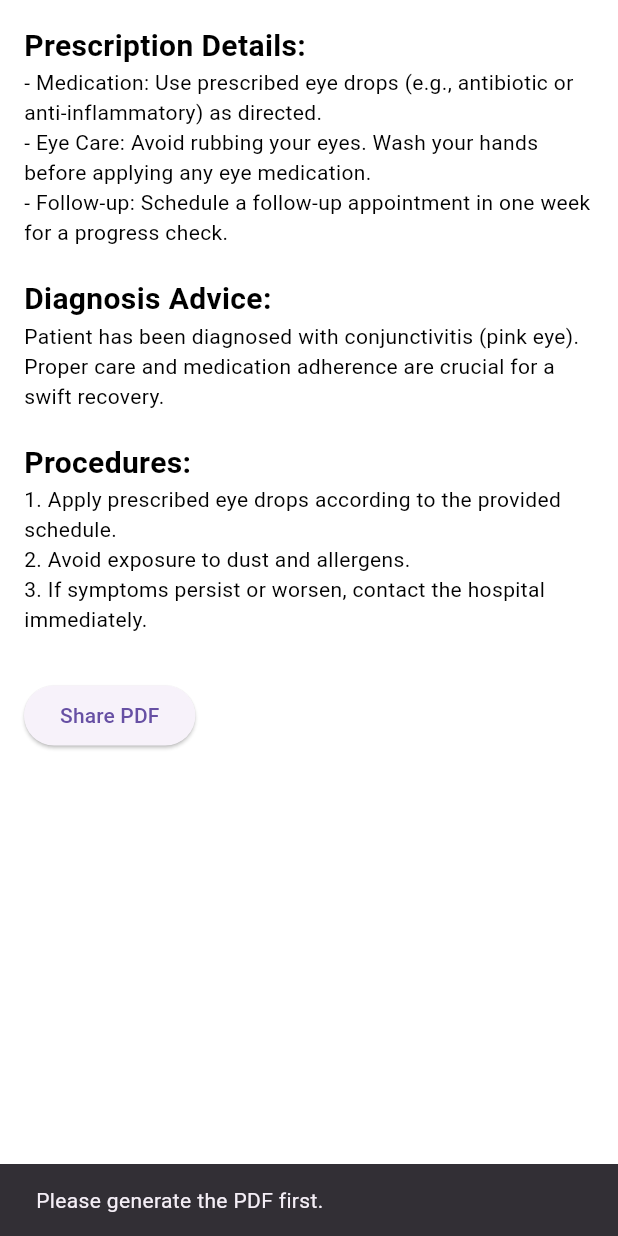
After one commit to iamhariharanvj/nethrakshana, a Flutter app: the PrescriptionScreen screen opened directly, after a tap on "Share PDF", on a phone screen of 412 x 824 dp. The commit adds this screen. Run offline on Flutter 3.47's test engine with Material 3 defaults, Android fonts, the phone set to English and light mode, and no system bars; our stand-ins replace carousel_slider, dots_indicator, easy_splash_screen, flutter_html, share, shared_preferences and 1 more; missing offline and left inert: upi_india; accounts and stored records are empty; generated files the repository leaves out were written again; network calls fail; Roboto replaces fonts that are missing (Montserrat).

Commit message:
20-01-24

```diff
--- a/lib/screens/book_appointment_screen.dart
+++ b/lib/screens/book_appointment_screen.dart
@@ -81,7 +81,7 @@ class _BookAppointmentScreenState extends State<BookAppointmentScreen> {
 
   Future<void> _selectLocation(BuildContext context) async {
     // Fetch the list of locations from the server
-    final String serverUrl = 'http://10.0.2.2:5000/locations';
+    final String serverUrl = 'https://nethrakshana.onrender.com/locations';
 
     try {
       final response = await http.get(Uri.parse(serverUrl));
@@ -123,7 +123,7 @@ class _BookAppointmentScreenState extends State<BookAppointmentScreen> {
   }
 
   Future<void> _bookAppointment() async {
-    final String serverUrl = 'http://10.0.2.2:5000/book-appointment';
+    final String serverUrl = 'https://nethrakshana.onrender.com/book-appointment';
 
     SharedPreferences prefs = await SharedPreferences.getInstance();
     String userUIN = prefs.getString('UIN') ?? '';
--- /dev/null
+++ b/lib/screens/eye_condition_screen.dart
@@ -0,0 +1,91 @@
+import 'package:flutter/material.dart';
+import 'package:flutter_html/flutter_html.dart';
+import 'package:youtube_player_flutter/youtube_player_flutter.dart';
+
+class EyeBlogScreen extends StatelessWidget {
+  @override
+  Widget build(BuildContext context) {
+    return Scaffold(
+      appBar: AppBar(
+        title: Text('CommonEyeConditions'),
+      ),
+      body: SingleChildScrollView(
+        padding: EdgeInsets.all(16.0),
+        child: EyeBlogContent(),
+      ),
+    );
+  }
+}
+
+class EyeBlogContent extends StatelessWidget {
+  @override
+  Widget build(BuildContext context) {
+    return Column(
+      crossAxisAlignment: CrossAxisAlignment.stretch,
+      children: [
+        Text(
+          'Common Eye Conditions',
+          style: TextStyle(fontSize: 24, fontWeight: FontWeight.bold),
+        ),
+        SizedBox(height: 10),
+        Html(
+          data: """
+            <p>Welcome to our mobile blog on ophthalmology! Ophthalmology is the branch of medicine that deals with the anatomy, physiology, and diseases of the eye. It is a fascinating field that plays a crucial role in maintaining our vision and eye health.</p>
+
+            <img src="https://media.sciencephoto.com/image/c0314635/800wm/C0314635-Ophthalmology.jpg" alt="Ophthalmology Image" width="100%">
+
+            <p>Watch the video below for a brief overview of ophthalmology:</p>
+
+            <div style="width: 100%; height: 200px;">
+
+            </div>
+
+            <p>Understanding the structure of the eye, common eye conditions, and the importance of regular eye examinations is essential for maintaining good eye health. Ophthalmologists are specialized doctors who diagnose and treat a wide range of eye-related issues.</p>
+
+            <p>Explore the various aspects of ophthalmology through our blog posts and stay informed about the latest advancements in eye care.</p>
+          """,
+        ),
+        SizedBox(height: 20),
+        Text(
+          'Common Eye Conditions',
+          style: TextStyle(fontSize: 20, fontWeight: FontWeight.bold),
+        ),
+        SizedBox(height: 10),
+        Html(
+          data: """
+            <p>1. **Myopia (Nearsightedness):** A common condition where distant objects appear blurry. It can be corrected with eyeglasses, contact lenses, or refractive surgery.</p>
+
+            <p>2. **Hyperopia (Farsightedness):** Difficulty seeing close objects clearly. Corrected with eyeglasses or contact lenses.</p>
+
+            <p>3. **Astigmatism:** Blurred or distorted vision due to an irregular shape of the cornea or lens. Corrected with eyeglasses, contact lenses, or surgery.</p>
+
+            <p>4. **Presbyopia:** Age-related loss of near vision, usually occurring after the age of 40. Reading glasses or multifocal lenses are common solutions.</p>
+
+            <p>5. **Cataracts:** Clouding of the eye's lens, leading to vision impairment. Surgical removal of the cataract and replacement with an artificial lens is a common treatment.</p>
+
+            <p>6. **Glaucoma:** Increased pressure within the eye, damaging the optic nerve and leading to vision loss. Treatment may include eye drops, medications, or surgery.</p>
+
+            <p>7. **Macular Degeneration:** Degeneration of the macula, affecting central vision. There is no cure, but treatments can slow its progression.</p>
+
+            <p>8. **Conjunctivitis (Pink Eye):** Inflammation of the conjunctiva, causing redness and discomfort. Treatment depends on the cause, including antibiotics for bacterial infections.</p>
+
+            <p>9. **Dry Eye Syndrome:** Insufficient tear production or poor-quality tears, causing dryness and discomfort. Artificial tears, medications, or punctal plugs may be recommended.</p>
+
+            <p>10. **Diabetic Retinopathy:** Damage to the blood vessels of the retina due to diabetes. Monitoring and managing blood sugar levels are crucial, and treatment may involve laser therapy or surgery.</p>
+          """,
+        ),
+        SizedBox(height: 20),
+        YoutubePlayer(
+          controller: YoutubePlayerController(
+            initialVideoId: 'Aq3bCNGz_2E',
+            flags: YoutubePlayerFlags(
+              autoPlay: false,
+              mute: false,
+            ),
+          ),
+          showVideoProgressIndicator: true,
+        ),
+      ],
+    );
+  }
+}
--- a/lib/screens/profile_screen.dart
+++ b/lib/screens/profile_screen.dart
@@ -23,7 +23,7 @@ class _UserProfileScreenState extends State<UserProfileScreen> {
       SharedPreferences prefs = await SharedPreferences.getInstance();
       String uin = prefs.getString('UIN') ?? '';
 
-      final response = await http.get(Uri.parse('http://10.0.2.2:5000/user-details/$uin'));
+      final response = await http.get(Uri.parse('https://nethrakshana.onrender.com/user-details/$uin'));
 
       if (response.statusCode == 200) {
         print(response.body);
@@ -41,12 +41,11 @@ class _UserProfileScreenState extends State<UserProfileScreen> {
     }
   }
 
+
+
   @override
   Widget build(BuildContext context) {
     return Scaffold(
-      appBar: AppBar(
-        title: Text('Profile'),
-      ),
       body: userDetails.isEmpty
           ? Center(child: CircularProgressIndicator())
           : Padding(
@@ -84,16 +83,3 @@ class _UserProfileScreenState extends State<UserProfileScreen> {
     );
   }
 }
-
-void main() {
-  runApp(MyApp());
-}
-
-class MyApp extends StatelessWidget {
-  @override
-  Widget build(BuildContext context) {
-    return MaterialApp(
-      home: UserProfileScreen(),
-    );
-  }
-}
--- /dev/null
+++ b/lib/screens/reports_screen.dart
@@ -0,0 +1,119 @@
+import 'package:flutter/material.dart';
+import 'package:pdf/widgets.dart' as pdfLib;
+import 'package:path_provider/path_provider.dart';
+import 'dart:io';
+import 'package:share/share.dart';
+
+class PrescriptionScreen extends StatelessWidget {
+  final List<String> prescriptionDetails = [
+    'Medication: Use prescribed eye drops (e.g., antibiotic or anti-inflammatory) as directed.',
+    'Eye Care: Avoid rubbing your eyes. Wash your hands before applying any eye medication.',
+    'Follow-up: Schedule a follow-up appointment in one week for a progress check.',
+  ];
+
+  final String diagnosisAdvice =
+      'Patient has been diagnosed with conjunctivitis (pink eye). Proper care and medication adherence are crucial for a swift recovery.';
+
+  final String procedures =
+      '1. Apply prescribed eye drops according to the provided schedule.\n2. Avoid exposure to dust and allergens.\n3. If symptoms persist or worsen, contact the hospital immediately.';
+
+  PrescriptionScreen();
+
+  @override
+  Widget build(BuildContext context) {
+    return Scaffold(
+      body: SingleChildScrollView(
+        padding: EdgeInsets.all(16.0),
+        child: Column(
+          crossAxisAlignment: CrossAxisAlignment.start,
+          children: [
+            Text(
+              'Prescription Details:',
+              style: TextStyle(fontSize: 20, fontWeight: FontWeight.bold),
+            ),
+            for (String detail in prescriptionDetails) Text('- $detail'),
+            SizedBox(height: 20),
+            Text(
+              'Diagnosis Advice:',
+              style: TextStyle(fontSize: 20, fontWeight: FontWeight.bold),
+            ),
+            Text(diagnosisAdvice),
+            SizedBox(height: 20),
+            Text(
+              'Procedures:',
+              style: TextStyle(fontSize: 20, fontWeight: FontWeight.bold),
+            ),
+            Text(procedures),
+            SizedBox(height: 20),
+
+            SizedBox(height: 10),
+            ElevatedButton(
+              onPressed: () => _sharePDF(context),
+              child: Text('Share PDF'),
+            ),
+          ],
+        ),
+      ),
+    );
+  }
+
+  Future<void> _generatePDF(BuildContext context) async {
+    final pdf = pdfLib.Document();
+
+    pdf.addPage(
+      pdfLib.Page(
+        build: (context) {
+          return pdfLib.Column(
+            crossAxisAlignment: pdfLib.CrossAxisAlignment.start,
+            children: [
+              pdfLib.Text(
+                'Prescription Details:',
+                style: pdfLib.TextStyle(fontWeight: pdfLib.FontWeight.bold, fontSize: 20),
+              ),
+              for (String detail in prescriptionDetails) pdfLib.Text('- $detail'),
+              pdfLib.SizedBox(height: 20),
+              pdfLib.Text(
+                'Diagnosis Advice:',
+                style: pdfLib.TextStyle(fontWeight: pdfLib.FontWeight.bold, fontSize: 20),
+              ),
+              pdfLib.Text(diagnosisAdvice),
+              pdfLib.SizedBox(height: 20),
+              pdfLib.Text(
+                'Procedures:',
+                style: pdfLib.TextStyle(fontWeight: pdfLib.FontWeight.bold, fontSize: 20),
+              ),
+              pdfLib.Text(procedures),
+            ],
+          );
+        },
+      ),
+    );
+
+    final String dir = (await getApplicationDocumentsDirectory()).path;
+    final String path = '$dir/prescription.pdf';
+    final File file = File(path);
+    await file.writeAsBytes(await pdf.save());
+
+    _openPDFPreview(context, path);
+  }
+
+  void _openPDFPreview(BuildContext context, String filePath) {
+    // Implement code to open the PDF preview screen
+    // (You may use a package like 'advance_pdf_viewer' for this)
+  }
+
+  Future<void> _sharePDF(BuildContext context) async {
+    final String dir = (await getApplicationDocumentsDirectory()).path;
+    final String path = '$dir/prescription.pdf';
+    _generatePDF(context);
+    if (await File(path).exists()) {
+      Share.shareFiles([path], text: 'Prescription PDF');
+    } else {
+      ScaffoldMessenger.of(context).showSnackBar(
+        SnackBar(
+          content: Text('Please generate the PDF first.'),
+        ),
+      );
+    }
+  }
+}
```
Also changed, not shown: lib/common_widgets/Card.dart (+6 -3 lines), lib/gpay.json (added, +37 -0 lines), lib/localization/app_en.arb (+11 -1 lines), lib/localization/app_ta.arb (+12 -2 lines), lib/main.dart (+54 -9 lines), lib/screens/appointments_screen.dart (+3 -5 lines), lib/screens/home_screen.dart (+86 -9 lines), lib/screens/login_screen.dart (+2 -12 lines), lib/screens/overview_screen.dart (added, +60 -0 lines), lib/screens/payment_screen.dart (added, +22 -0 lines), lib/screens/register_screen.dart (+44 -23 lines), pubspec.yaml (+9 -0 lines), lib/screens/upi_screen.dart (added), pubspec.lock, 6 other files.
